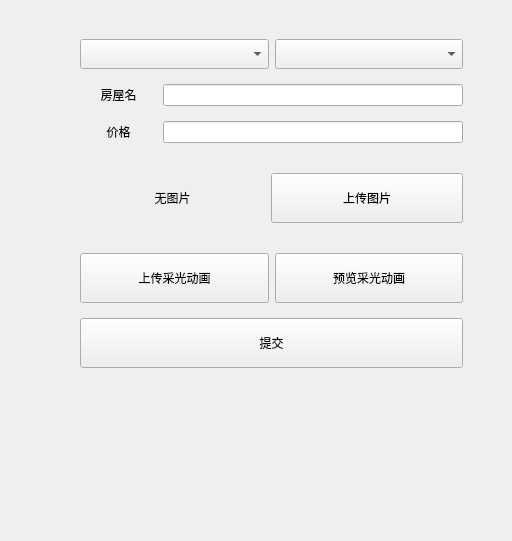
The window that MainLaunch_qt/addhouse.ui (luohanqing0318/graduation-design) describes before a commit, drawn with Qt 5.
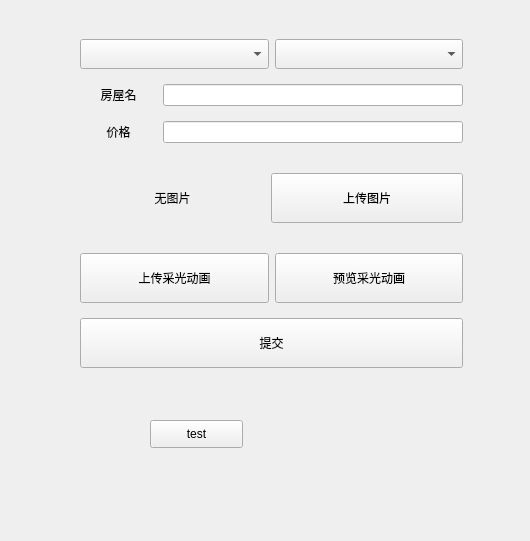
The same window after the commit.

Diff of the .ui file:
```diff
--- a/MainLaunch_qt/addhouse.ui
+++ b/MainLaunch_qt/addhouse.ui
@@ -6,7 +6,7 @@
    <rect>
     <x>0</x>
     <y>0</y>
-    <width>512</width>
+    <width>530</width>
     <height>541</height>
    </rect>
   </property>
@@ -209,6 +209,19 @@
     </item>
    </layout>
   </widget>
+  <widget class="QPushButton" name="pushButton_5">
+   <property name="geometry">
+    <rect>
+     <x>150</x>
+     <y>420</y>
+     <width>93</width>
+     <height>28</height>
+    </rect>
+   </property>
+   <property name="text">
+    <string>test</string>
+   </property>
+  </widget>
  </widget>
  <resources/>
  <connections/>
```
